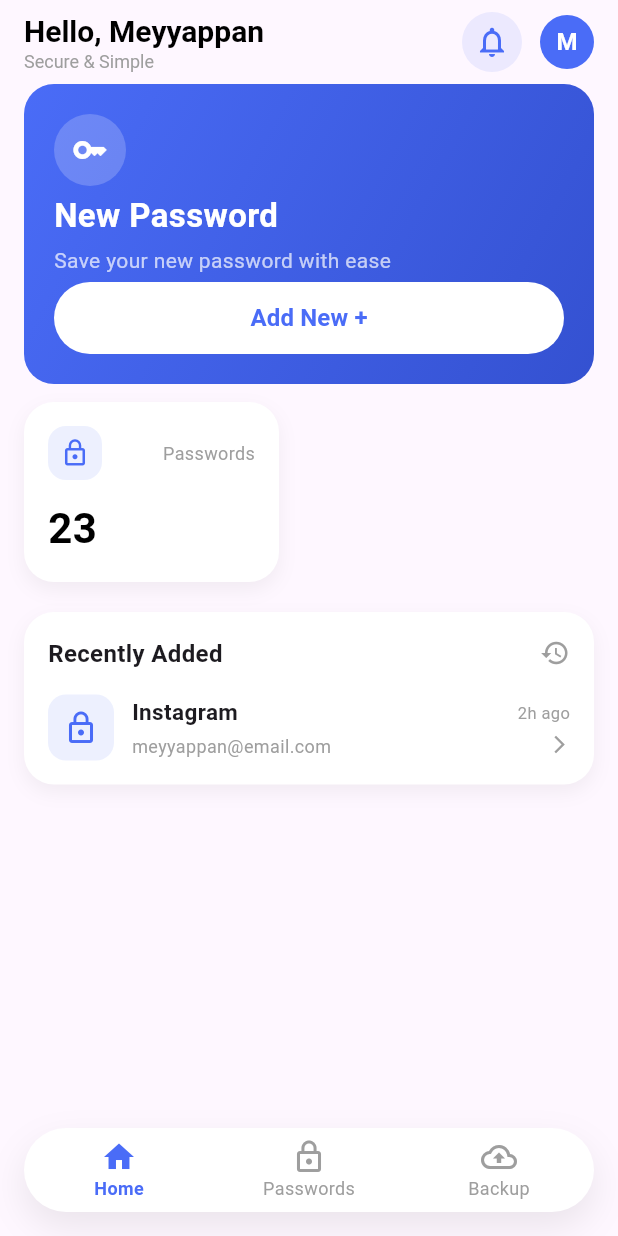
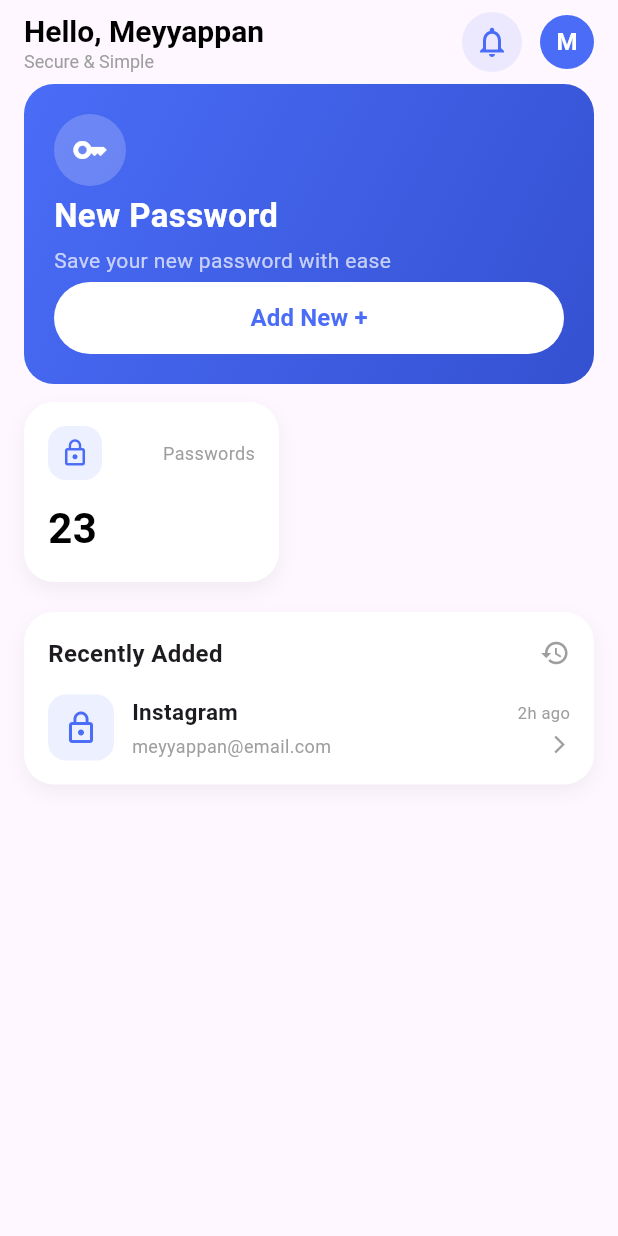
Before and after one commit to Meyyappan-cloud/password_saver, a Flutter app: the HomeScreen screen opened directly, on a phone screen of 412 x 824 dp. Run offline on Flutter 3.47's test engine with Material 3 defaults, Android fonts, the light colour scheme and no system bars.

Commit message:
added bottom navigation bar

```diff
--- a/lib/home_screen.dart
+++ b/lib/home_screen.dart
@@ -1,4 +1,6 @@
 import 'package:flutter/material.dart';
+import 'package:password_saver_app/backup_screen.dart';
+import 'package:password_saver_app/password_screen.dart';
 
 class HomeScreen extends StatefulWidget {
   const HomeScreen({super.key});
@@ -30,7 +32,7 @@ Widget _buildBanner() {
       children: [
         CircleAvatar(
           radius: 24,
-          backgroundColor: Colors.white.withOpacity(0.2),
+          backgroundColor: Colors.white.withValues(alpha: 0.2),
           child: const Icon(Icons.key, color: Colors.white),
         ),
         Column(
@@ -88,7 +90,7 @@ Widget _passwordCountCard() {
       borderRadius: BorderRadius.circular(20),
       boxShadow: [
         BoxShadow(
-          color: Colors.black.withOpacity(0.05),
+          color: Colors.black.withValues(alpha: 0.05),
           blurRadius: 10,
           offset: const Offset(0, 5),
         ),
@@ -105,7 +107,7 @@ Widget _passwordCountCard() {
             Container(
               padding: const EdgeInsets.all(8),
               decoration: BoxDecoration(
-                color: primaryColor.withOpacity(0.1),
+                color: primaryColor.withValues(alpha: 0.1),
                 borderRadius: BorderRadius.circular(12),
               ),
               child: const Icon(
@@ -150,7 +152,7 @@ Widget _recentlyAddedCard({
       borderRadius: BorderRadius.circular(20),
       boxShadow: [
         BoxShadow(
-          color: Colors.black.withOpacity(0.05),
+          color: Colors.black.withValues(alpha: 0.05),
           blurRadius: 10,
           offset: const Offset(0, 5),
         ),
@@ -180,7 +182,7 @@ Widget _recentlyAddedCard({
             Container(
               padding: const EdgeInsets.all(10),
               decoration: BoxDecoration(
-                color: primaryColor.withOpacity(0.1),
+                color: primaryColor.withValues(alpha: 0.1),
                 borderRadius: BorderRadius.circular(12),
               ),
               child: const Icon(Icons.lock_outline, color: primaryColor),
@@ -270,7 +272,7 @@ class _HomeScreenState extends State<HomeScreen> {
                   margin: EdgeInsets.only(right: 12),
                   padding: EdgeInsets.all(8),
                   decoration: BoxDecoration(
-                    color: Color(0xFF4A6CF7).withOpacity(0.1),
+                    color: Color(0xFF4A6CF7).withValues(alpha: 0.1),
                     shape: BoxShape.circle,
                   ),
                   child: Icon(
@@ -307,53 +309,6 @@ class _HomeScreenState extends State<HomeScreen> {
           ),
         ],
       ),
-      bottomNavigationBar: Container(
-        margin: const EdgeInsets.all(16),
-        decoration: BoxDecoration(
-          borderRadius: BorderRadius.circular(30),
-          boxShadow: [
-            BoxShadow(
-              color: Colors.black.withOpacity(0.08),
-              blurRadius: 20,
-              offset: const Offset(0, 10),
-            ),
-          ],
-        ),
-        child: ClipRRect(
-          borderRadius: BorderRadius.circular(30),
-          child: BottomNavigationBar(
-            currentIndex: 0,
-            onTap: (value) {},
-            backgroundColor: Colors.white,
-            elevation: 0,
-            type: BottomNavigationBarType.fixed,
-            selectedItemColor: const Color(0xFF4A6CF7),
-            unselectedItemColor: Colors.grey,
-            showUnselectedLabels: true,
-            selectedLabelStyle: const TextStyle(
-              fontWeight: FontWeight.bold,
-              fontSize: 12,
-            ),
-            items: const [
-              BottomNavigationBarItem(
-                icon: Icon(Icons.home_outlined),
-                activeIcon: Icon(Icons.home),
-                label: "Home",
-              ),
-              BottomNavigationBarItem(
-                icon: Icon(Icons.lock_outline),
-                activeIcon: Icon(Icons.lock),
-                label: "Passwords",
-              ),
-              BottomNavigationBarItem(
-                icon: Icon(Icons.backup_outlined),
-                activeIcon: Icon(Icons.backup),
-                label: "Backup",
-              ),
-            ],
-          ),
-        ),
-      ),
     );
   }
 }
--- a/lib/main.dart
+++ b/lib/main.dart
@@ -1,5 +1,5 @@
 import 'package:flutter/material.dart';
-import 'package:password_saver_app/home_screen.dart';
+import 'package:password_saver_app/mainscreen.dart';
 
 void main() {
   runApp(const MyApp());
@@ -10,6 +10,6 @@ class MyApp extends StatelessWidget {
 
   @override
   Widget build(BuildContext context) {
-    return MaterialApp(home: HomeScreen());
+    return MaterialApp(home: Mainscreen());
   }
 }
```
Also changed, not shown: lib/backup_screen.dart (added, +17 -0 lines), lib/mainscreen.dart (added, +75 -0 lines), lib/password_screen.dart (added, +17 -0 lines).
